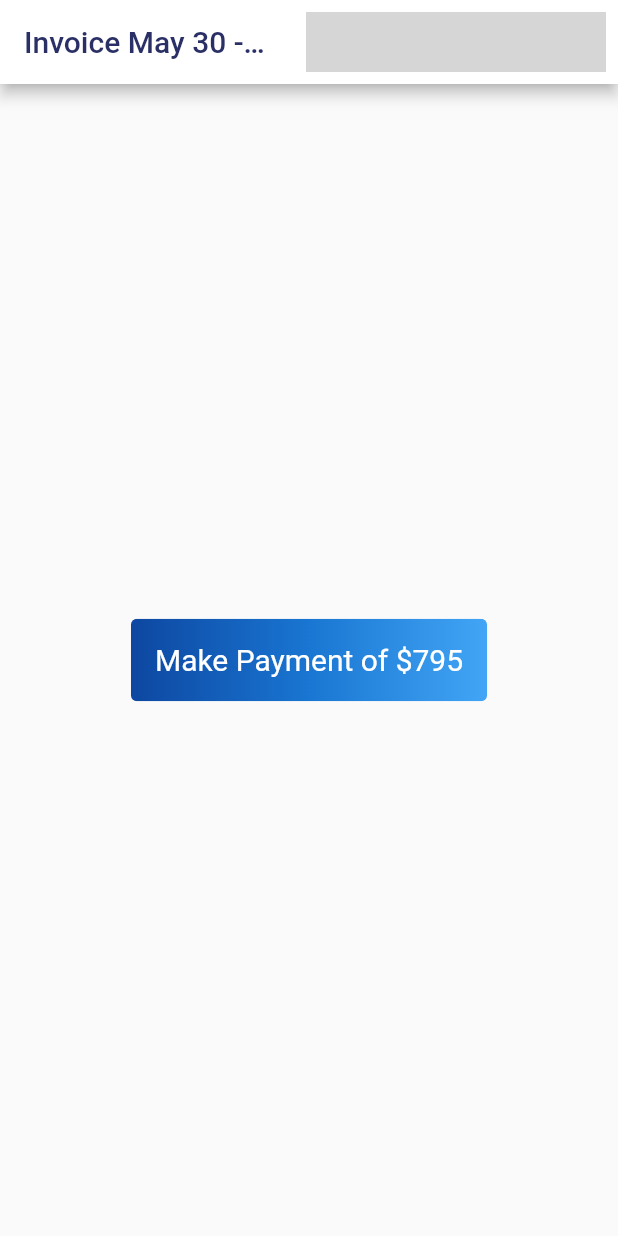
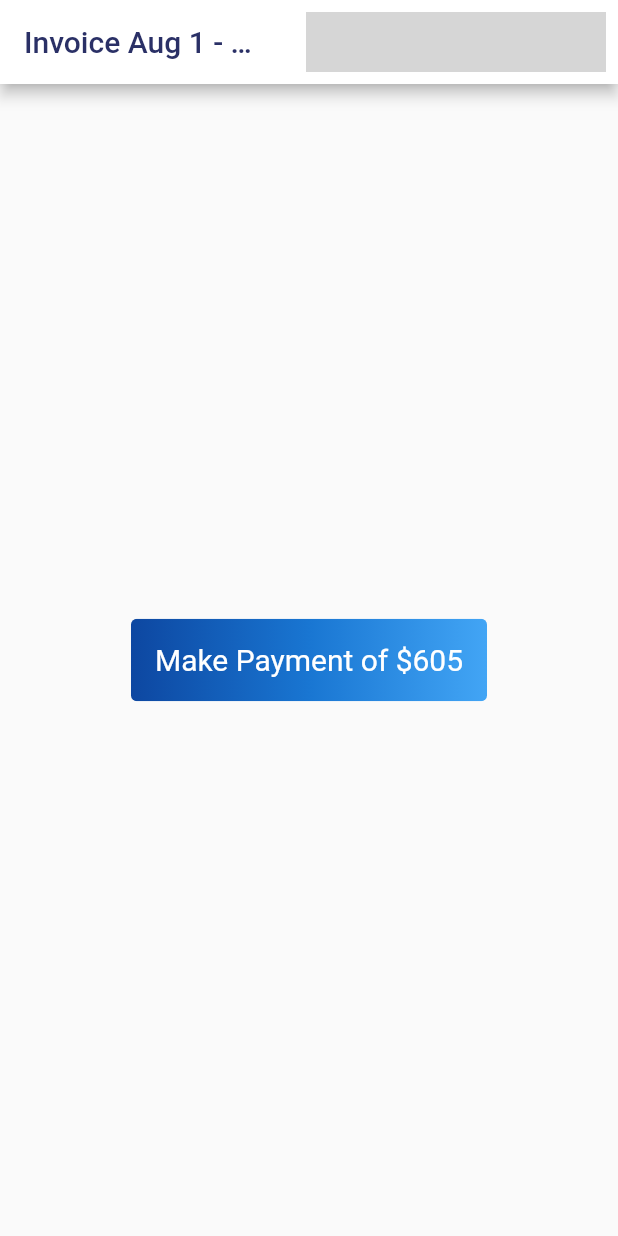
Before and after one commit to Team-Crushing-It/derosa_payment, a Flutter app: the screen it shows after launch, on a phone screen of 412 x 824 dp. Run offline on Flutter 3.47's test engine with Material 2 defaults, Android fonts, the light colour scheme and no system bars; our stand-ins replace bloc, cloud_firestore, equatable, firebase_auth, firebase_core, flutter_bloc and 1 more; missing offline and left inert: flow_builder, very_good_analysis; accounts and stored records are empty; generated files the repository leaves out were written again; network calls fail; grey boxes are pictures that could not be loaded.

Commit message:
Update home.dart

```diff
--- a/lib/home/view/home.dart
+++ b/lib/home/view/home.dart
@@ -30,8 +30,8 @@ class _HomeState extends State<Home> {
   @override
   Widget build(BuildContext context) {
     const id = 'DeRosa';
-    const title = 'May 30 - June 5';
-    const price = '795';
+    const title = 'Aug 1 - Aug 7';
+    const price = '605';
     final timeStamp = DateTime.now().toString();
 
     return Scaffold(
```
